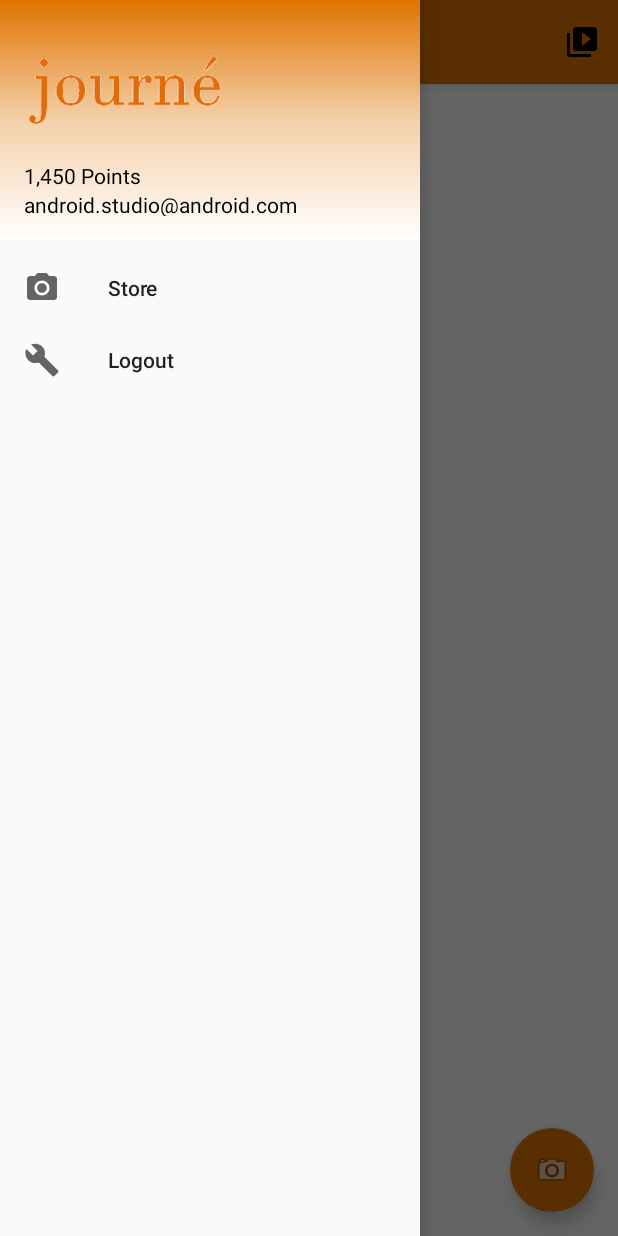
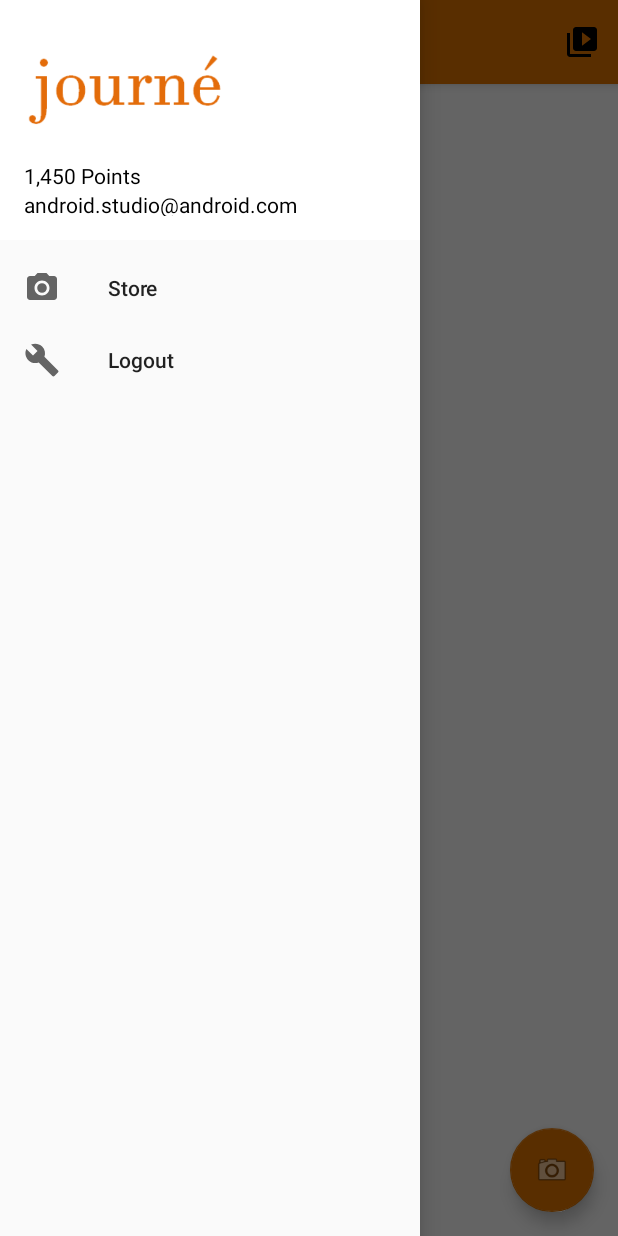
Before and after one commit to michael-schwarz/echacks-project, an Android app: the MainActivity screen opened directly, with no data from a screen before it, with the side drawer open, on a phone screen of 412 x 824 dp. Run offline under Robolectric (Android 15) with nearby library versions, the phone set to English and light mode, and no system bars; pictures from the network do not load; 1 statement that could not run was skipped.

Commit message:
Changing gradient to be plain white

```diff
--- a/android/journe/app/src/main/res/drawable/side_nav_bar.xml
+++ b/android/journe/app/src/main/res/drawable/side_nav_bar.xml
@@ -2,8 +2,8 @@
     android:shape="rectangle" >
     <gradient
         android:startColor="#FFFFFF"
-        android:centerColor="#F5D0A9"
-        android:endColor="#DF7401"
+        android:centerColor="#FFFFFF"
+        android:endColor="#FFFFFF"
         android:type="linear"
-        android:angle="90"/>
+        android:angle="0"/>
 </shape>
```
